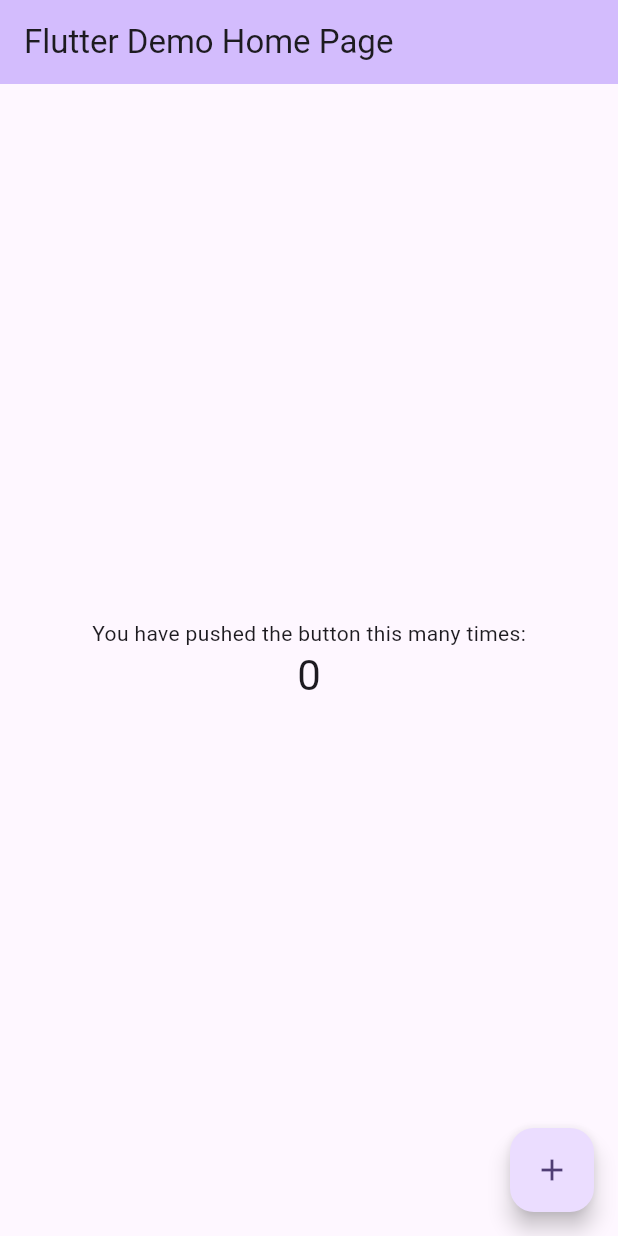
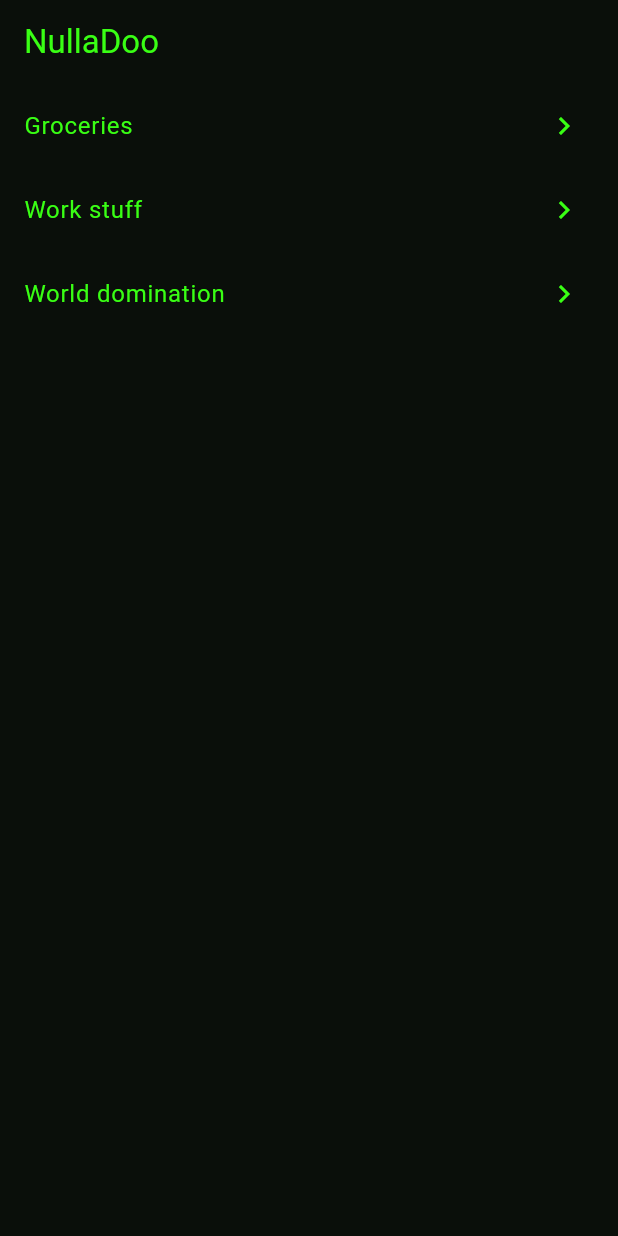
Before and after one commit to ghostinit/NullaDoo-Flutter, a Flutter app: the screen it shows after launch, on a phone screen of 412 x 824 dp. Run offline on Flutter 3.47's test engine with Material 3 defaults, Android fonts, the phone set to English and light mode, and no system bars.

Commit message:
gutted main.dart, added basic theme and hard coded ListViews

```diff
--- a/lib/main.dart
+++ b/lib/main.dart
@@ -1,121 +1,53 @@
 import 'package:flutter/material.dart';
 
 void main() {
-  runApp(const MyApp());
+  runApp(const NullaDoo());
 }
 
-class MyApp extends StatelessWidget {
-  const MyApp({super.key});
+class NullaDoo extends StatelessWidget {
+  const NullaDoo({super.key});
 
   // This widget is the root of your application.
   @override
   Widget build(BuildContext context) {
     return MaterialApp(
-      title: 'Flutter Demo',
+      title: 'NullaDoo',
       theme: ThemeData(
-        // This is the theme of your application.
-        //
-        // TRY THIS: Try running your application with "flutter run". You'll see
-        // the application has a purple toolbar. Then, without quitting the app,
-        // try changing the seedColor in the colorScheme below to Colors.green
-        // and then invoke "hot reload" (save your changes or press the "hot
-        // reload" button in a Flutter-supported IDE, or press "r" if you used
-        // the command line to start the app).
-        //
-        // Notice that the counter didn't reset back to zero; the application
-        // state is not lost during the reload. To reset the state, use hot
-        // restart instead.
-        //
-        // This works for code too, not just values: Most code changes can be
-        // tested with just a hot reload.
-        colorScheme: .fromSeed(seedColor: Colors.deepPurple),
+        colorScheme: ColorScheme.dark(
+          surface: const Color(0xFF0A0F0A),
+          primary: const Color(0xFF39FF14),
+          secondary: const Color(0xFF1FAA3F),
+          onSurface: const Color(0xFF39FF14),
+        ),
+        scaffoldBackgroundColor: const Color(0xFF0A0F0A),
       ),
-      home: const MyHomePage(title: 'Flutter Demo Home Page'),
+      home: const ListsScreen(),
     );
   }
 }
 
-class MyHomePage extends StatefulWidget {
-  const MyHomePage({super.key, required this.title});
-
-  // This widget is the home page of your application. It is stateful, meaning
-  // that it has a State object (defined below) that contains fields that affect
-  // how it looks.
-
-  // This class is the configuration for the state. It holds the values (in this
-  // case the title) provided by the parent (in this case the App widget) and
-  // used by the build method of the State. Fields in a Widget subclass are
-  // always marked "final".
-
-  final String title;
-
-  @override
-  State<MyHomePage> createState() => _MyHomePageState();
-}
-
-class _MyHomePageState extends State<MyHomePage> {
-  int _counter = 0;
-
-  void _incrementCounter() {
-    setState(() {
-      // This call to setState tells the Flutter framework that something has
-      // changed in this State, which causes it to rerun the build method below
-      // so that the display can reflect the updated values. If we changed
-      // _counter without calling setState(), then the build method would not be
-      // called again, and so nothing would appear to happen.
-      _counter++;
-    });
-  }
+class ListsScreen extends StatelessWidget {
+  const ListsScreen({super.key});
 
   @override
   Widget build(BuildContext context) {
-    // This method is rerun every time setState is called, for instance as done
-    // by the _incrementCounter method above.
-    //
-    // The Flutter framework has been optimized to make rerunning build methods
-    // fast, so that you can just rebuild anything that needs updating rather
-    // than having to individually change instances of widgets.
     return Scaffold(
-      appBar: AppBar(
-        // TRY THIS: Try changing the color here to a specific color (to
-        // Colors.amber, perhaps?) and trigger a hot reload to see the AppBar
-        // change color while the other colors stay the same.
-        backgroundColor: Theme.of(context).colorScheme.inversePrimary,
-        // Here we take the value from the MyHomePage object that was created by
-        // the App.build method, and use it to set our appbar title.
-        title: Text(widget.title),
-      ),
-      body: Center(
-        // Center is a layout widget. It takes a single child and positions it
-        // in the middle of the parent.
-        child: Column(
-          // Column is also a layout widget. It takes a list of children and
-          // arranges them vertically. By default, it sizes itself to fit its
-          // children horizontally, and tries to be as tall as its parent.
-          //
-          // Column has various properties to control how it sizes itself and
-          // how it positions its children. Here we use mainAxisAlignment to
-          // center the children vertically; the main axis here is the vertical
-          // axis because Columns are vertical (the cross axis would be
-          // horizontal).
-          //
-          // TRY THIS: Invoke "debug painting" (choose the "Toggle Debug Paint"
-          // action in the IDE, or press "p" in the console), to see the
-          // wireframe for each widget.
-          mainAxisAlignment: .center,
-          children: [
-            const Text('You have pushed the button this many times:'),
-            Text(
-              '$_counter',
-              style: Theme.of(context).textTheme.headlineMedium,
-            ),
-          ],
-        ),
-      ),
-      floatingActionButton: FloatingActionButton(
-        onPressed: _incrementCounter,
-        tooltip: 'Increment',
-        child: const Icon(Icons.add),
+      appBar: AppBar(title: const Text('NullaDoo')),
+      body: ListView(
+        children: [
+          ListTile(
+            title: const Text('Groceries'),
+            trailing: const Icon(Icons.chevron_right),
+          ),
+          ListTile(
+            title: const Text('Work stuff'),
+            trailing: const Icon(Icons.chevron_right),
+          ),
+          ListTile(
+            title: const Text('World domination'),
+            trailing: const Icon(Icons.chevron_right),
+          ),
+        ],
       ),
     );
   }
```
Also changed, not shown: 1 other file.
